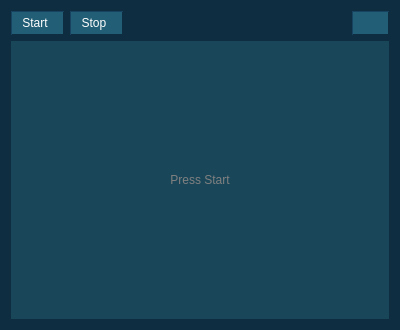
Before: the Qt Designer form source/plugins/mdesktop/main_ui.ui in 5l1v3r1/Moderat, drawn with Qt 5.
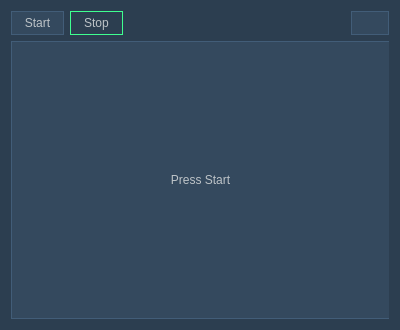
After: the same form once the commit is applied. Icons and pictures are not drawn.

```diff
--- a/source/plugins/mdesktop/main_ui.ui
+++ b/source/plugins/mdesktop/main_ui.ui
@@ -18,8 +18,8 @@
     <normaloff>:/icons/assets/mdesktop.png</normaloff>:/icons/assets/mdesktop.png</iconset>
   </property>
   <property name="styleSheet">
-   <string notr="true">background-color: #0F2D40;
-color: #2ecc71;</string>
+   <string notr="true">background-color: #2c3e50;
+color: #bdc3c7;</string>
   </property>
   <layout class="QGridLayout" name="gridLayout">
    <item row="0" column="2">
@@ -45,21 +45,15 @@
      </property>
      <property name="styleSheet">
       <string notr="true">QPushButton#startStreamingButton {
-            background: #194759;
-            border: 1px outset;
-            border-color: #0F2D40;
-			padding-right: 5px;
-			color: white;
-            text-decoration: none;
-            background-color: #225E75
+			border: 1px ridge;
+            border-color: #2c3e50;
+			padding: 2px;
+            background-color: #34495e;
             }
 
 QPushButton#startStreamingButton:checked {
-            background: #194759;
-            border: 1px outset;
-			color: grey;
-            border-color: #0F2D40;
-            background-color:#1B4C5E;
+			border-color: #27ae60;
+            background-color: #2c3e50;
             }</string>
      </property>
      <property name="text">
@@ -76,7 +70,7 @@
       </size>
      </property>
      <property name="checkable">
-      <bool>false</bool>
+      <bool>true</bool>
      </property>
     </widget>
    </item>
@@ -90,21 +84,15 @@
      </property>
      <property name="styleSheet">
       <string notr="true">QPushButton#stopStreamingButton {
-            background: #194759;
-            border: 1px outset;
-            border-color: #0F2D40;
-			padding-right: 5px;
-			color: white;
-            text-decoration: none;
-            background-color: #225E75
+			border: 1px ridge;
+            border-color: #2c3e50;
+			padding: 2px;
+            background-color: #34495e;
             }
 
 QPushButton#stopStreamingButton:checked {
-            background: #194759;
-			color: grey;
-            border: 1px outset;
-            border-color: #0F2D40;
-            background-color:#1B4C5E;
+			border-color: #27ae60;
+            background-color: #2c3e50;
             }</string>
      </property>
      <property name="text">
@@ -114,11 +102,17 @@
       <iconset resource="../../res.qrc">
        <normaloff>:/icons/assets/stop.png</normaloff>:/icons/assets/stop.png</iconset>
      </property>
+     <property name="iconSize">
+      <size>
+       <width>18</width>
+       <height>18</height>
+      </size>
+     </property>
      <property name="checkable">
-      <bool>false</bool>
+      <bool>true</bool>
      </property>
      <property name="checked">
-      <bool>false</bool>
+      <bool>true</bool>
      </property>
     </widget>
    </item>
@@ -132,21 +126,15 @@
      </property>
      <property name="styleSheet">
       <string notr="true">QPushButton#alwaysTopButton {
-            background: #194759;
-            border: 1px outset;
-            border-color: #0F2D40;
-			padding-right: 3px;
-			color: white;
-            text-decoration: none;
-            background-color: #225E75
+			border: 1px ridge;
+            border-color: #2c3e50;
+			padding: 2px;
+            background-color: #34495e;
             }
 
 QPushButton#alwaysTopButton:checked {
-            background: #194759;
-			color: grey;
-            border: 1px outset;
-            border-color: #0F2D40;
-            background-color:#1B4C5E;
+			border-color: #27ae60;
+            background-color: #2c3e50;
             }</string>
      </property>
      <property name="text">
@@ -156,6 +144,12 @@
       <iconset resource="../../res.qrc">
        <normaloff>:/icons/assets/always_top.png</normaloff>:/icons/assets/always_top.png</iconset>
      </property>
+     <property name="iconSize">
+      <size>
+       <width>18</width>
+       <height>18</height>
+      </size>
+     </property>
      <property name="checkable">
       <bool>true</bool>
      </property>
@@ -164,8 +158,13 @@
    <item row="1" column="0" colspan="4">
     <widget class="QLabel" name="screenshotLabel">
      <property name="styleSheet">
-      <string notr="true">background-color:#194759;
-color: grey;</string>
+      <string notr="true">background-color: #34495e;
+padding: 2px;
+color: #bdc3c7;
+font: 75 8pt &quot;MS Shell Dlg 2&quot;;
+border: 1px ridge;
+border-right: none;
+border-color: #2c3e50;</string>
      </property>
      <property name="text">
       <string>Press Start</string>
```
Left out of the diff: 2 changed lines with no effect on the pictures.
